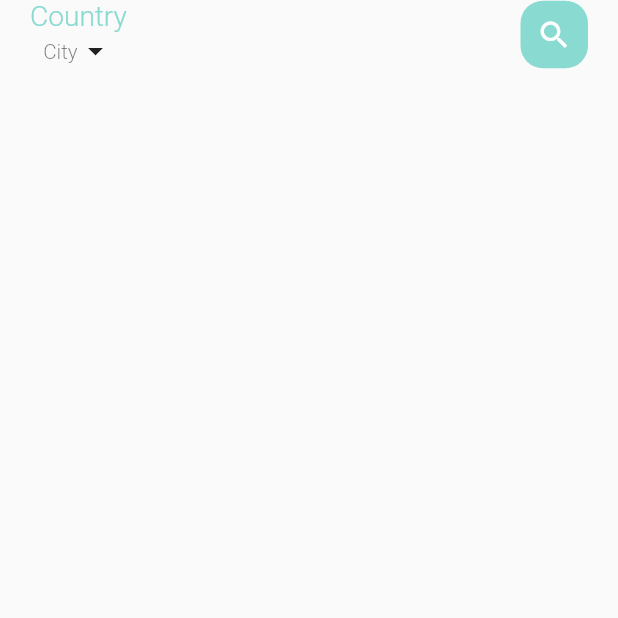
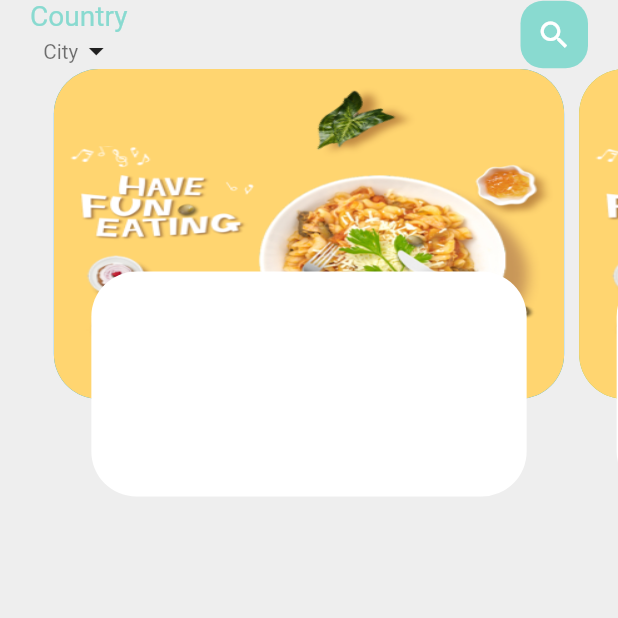
Before and after one commit to chryshel/Food-Delivery-App, a Flutter app: the screen it shows after launch, on a phone screen of 412 x 824 dp, the top half of it. Run offline on Flutter 3.47's test engine with Material 2 defaults, Android fonts, the phone set to English and light mode, and no system bars.

Commit message:
changes to home page UI

```diff
--- a/lib/home/main_food_page.dart
+++ b/lib/home/main_food_page.dart
@@ -1,6 +1,7 @@
 import 'package:flutter/material.dart';
-import 'package:uncle_pops/styles/text_styles.dart';
-import 'package:uncle_pops/utils/colors.dart';
+import 'package:uncle_pops/styles/textStyles.dart';
+import 'package:uncle_pops/styles/colors.dart';
+import 'package:uncle_pops/widgets/shops_slider.dart';
 
 class MainFoodPage extends StatefulWidget {
   const MainFoodPage({Key? key}) : super(key: key);
@@ -13,6 +14,7 @@ class _MainFoodPageState extends State<MainFoodPage> {
   @override
   Widget build(BuildContext context) {
     return Scaffold(
+      backgroundColor: const Color(0xFFEEEEEE),
       body: SafeArea(
         child: Column(
           children: [
@@ -49,6 +51,9 @@ class _MainFoodPageState extends State<MainFoodPage> {
                 )
               ],
             ),
+            const SizedBox(
+              height: 300,
+                child: ShopSlider()),
           ],
         )
       ),
--- a/lib/styles/text_styles.dart
+++ b/lib/styles/textStyles.dart
@@ -1,5 +1,5 @@
 import 'package:flutter/material.dart';
-import 'font_sizes.dart';
+import 'fontSizes.dart';
 
 TextStyle kDefaultTitleTextStyle (BuildContext context, Color color) =>
     TextStyle(
--- /dev/null
+++ b/lib/widgets/shops_slider.dart
@@ -0,0 +1,51 @@
+import 'package:flutter/material.dart';
+class ShopSlider extends StatefulWidget {
+  const ShopSlider({Key? key}) : super(key: key);
+
+  @override
+  _ShopSliderState createState() => _ShopSliderState();
+}
+
+class _ShopSliderState extends State<ShopSlider> {
+  PageController pageController = PageController(viewportFraction: 0.85);
+  @override
+  Widget build(BuildContext context) {
+    return PageView.builder(
+      controller: pageController,
+        itemCount: 5,
+        itemBuilder: (context,index) {
+          return _buildPageItem(index);
+        }
+    );
+  }
+}
+Widget _buildPageItem(int index){
+  return Stack(
+    children: [
+      Container(
+        height: 220,
+        margin: const EdgeInsets.only(left: 5,right: 5),
+        decoration: BoxDecoration(
+          borderRadius: BorderRadius.circular(30),
+          color: index.isEven ? Colors.lightBlue :Colors.lightGreen,
+          image: const DecorationImage(
+            image: AssetImage("assets/image/food0.png"),
+            fit: BoxFit.fill
+          )
+        ),
+      ),
+      Align(
+        alignment: Alignment.bottomCenter,
+        child: Container(
+          height: 150,
+          margin: const EdgeInsets.only(left: 30,right: 30,bottom: 15),
+          decoration: BoxDecoration(
+            color: Colors.white,
+            borderRadius: BorderRadius.circular(30),
+
+          ),
+        ),
+      ),
+    ],
+  );
+}
```
Also changed, not shown: pubspec.yaml (+10 -9 lines), lib/styles/colors.dart (renamed from lib/utils/colors.dart), lib/styles/fontSizes.dart (renamed from lib/styles/font_sizes.dart).
